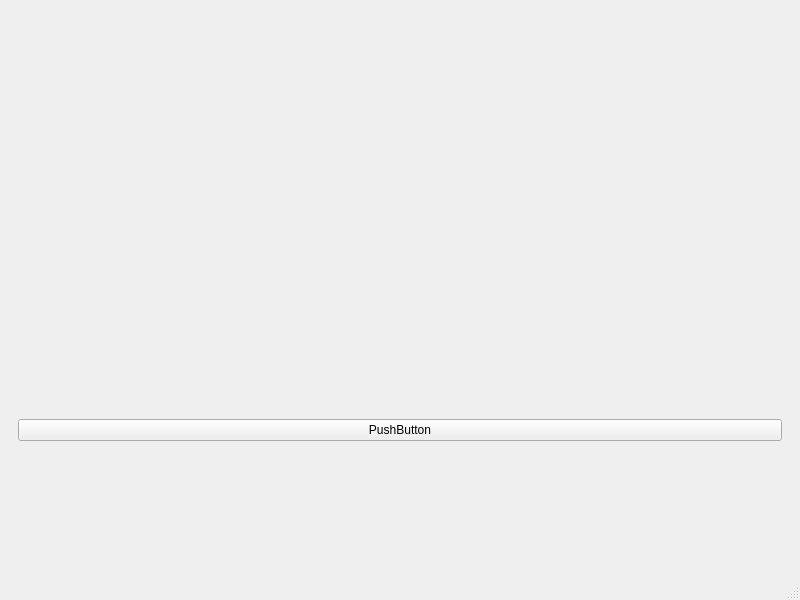
Before: the Qt Designer form MainLoop.ui in patradanai/Facenet-PTL, drawn with Qt 5.
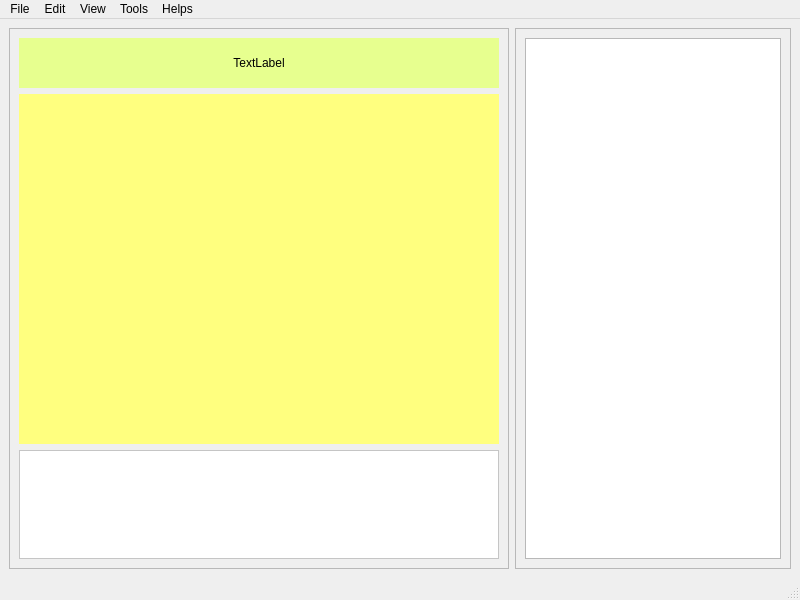
After: the same form once the commit is applied.

Commit message: New Design Main, ListWidget

```diff
--- a/MainLoop.ui
+++ b/MainLoop.ui
@@ -16,20 +16,98 @@
   <widget class="QWidget" name="centralwidget">
    <layout class="QVBoxLayout" name="verticalLayout">
     <item>
-     <widget class="QWidget" name="widget" native="true"/>
-    </item>
-    <item>
-     <widget class="QWidget" name="widget_2" native="true">
-      <layout class="QHBoxLayout" name="horizontalLayout">
-       <item>
-        <widget class="QPushButton" name="pushButton">
-         <property name="text">
-          <string>PushButton</string>
-         </property>
-        </widget>
-       </item>
-      </layout>
-     </widget>
+     <layout class="QHBoxLayout" name="horizontalLayout_3">
+      <item>
+       <widget class="QFrame" name="frame">
+        <property name="frameShape">
+         <enum>QFrame::StyledPanel</enum>
+        </property>
+        <property name="frameShadow">
+         <enum>QFrame::Raised</enum>
+        </property>
+        <layout class="QVBoxLayout" name="verticalLayout_3">
+         <item>
+          <widget class="QLabel" name="label">
+           <property name="sizePolicy">
+            <sizepolicy hsizetype="Preferred" vsizetype="Maximum">
+             <horstretch>0</horstretch>
+             <verstretch>0</verstretch>
+            </sizepolicy>
+           </property>
+           <property name="minimumSize">
+            <size>
+             <width>0</width>
+             <height>50</height>
+            </size>
+           </property>
+           <property name="styleSheet">
+            <string notr="true">background-color: rgb(231, 255, 143);</string>
+           </property>
+           <property name="text">
+            <string>TextLabel</string>
+           </property>
+           <property name="alignment">
+            <set>Qt::AlignCenter</set>
+           </property>
+          </widget>
+         </item>
+         <item>
+          <widget class="QWidget" name="widget" native="true">
+           <property name="sizePolicy">
+            <sizepolicy hsizetype="Preferred" vsizetype="Minimum">
+             <horstretch>0</horstretch>
+             <verstretch>0</verstretch>
+            </sizepolicy>
+           </property>
+           <property name="minimumSize">
+            <size>
+             <width>0</width>
+             <height>350</height>
+            </size>
+           </property>
+           <property name="styleSheet">
+            <string notr="true">background-color: rgb(255, 255, 127);</string>
+           </property>
+          </widget>
+         </item>
+         <item>
+          <widget class="QFrame" name="frame_3">
+           <property name="styleSheet">
+            <string notr="true">background-color: rgb(255, 255, 255);</string>
+           </property>
+           <property name="frameShape">
+            <enum>QFrame::StyledPanel</enum>
+           </property>
+           <property name="frameShadow">
+            <enum>QFrame::Raised</enum>
+           </property>
+          </widget>
+         </item>
+        </layout>
+       </widget>
+      </item>
+      <item>
+       <widget class="QFrame" name="frame_2">
+        <property name="sizePolicy">
+         <sizepolicy hsizetype="Maximum" vsizetype="Preferred">
+          <horstretch>0</horstretch>
+          <verstretch>0</verstretch>
+         </sizepolicy>
+        </property>
+        <property name="frameShape">
+         <enum>QFrame::StyledPanel</enum>
+        </property>
+        <property name="frameShadow">
+         <enum>QFrame::Raised</enum>
+        </property>
+        <layout class="QVBoxLayout" name="verticalLayout_4">
+         <item>
+          <widget class="QListWidget" name="listWidget"/>
+         </item>
+        </layout>
+       </widget>
+      </item>
+     </layout>
     </item>
    </layout>
   </widget>
@@ -42,6 +120,36 @@
      <height>21</height>
     </rect>
    </property>
+   <widget class="QMenu" name="menuMenu">
+    <property name="title">
+     <string>File</string>
+    </property>
+   </widget>
+   <widget class="QMenu" name="menuEdit">
+    <property name="title">
+     <string>Edit</string>
+    </property>
+   </widget>
+   <widget class="QMenu" name="menuView">
+    <property name="title">
+     <string>View</string>
+    </property>
+   </widget>
+   <widget class="QMenu" name="menuTools">
+    <property name="title">
+     <string>Tools</string>
+    </property>
+   </widget>
+   <widget class="QMenu" name="menuHelps">
+    <property name="title">
+     <string>Helps</string>
+    </property>
+   </widget>
+   <addaction name="menuMenu"/>
+   <addaction name="menuEdit"/>
+   <addaction name="menuView"/>
+   <addaction name="menuTools"/>
+   <addaction name="menuHelps"/>
   </widget>
   <widget class="QStatusBar" name="statusbar"/>
  </widget>
```
The commit also changes 9 other files.
